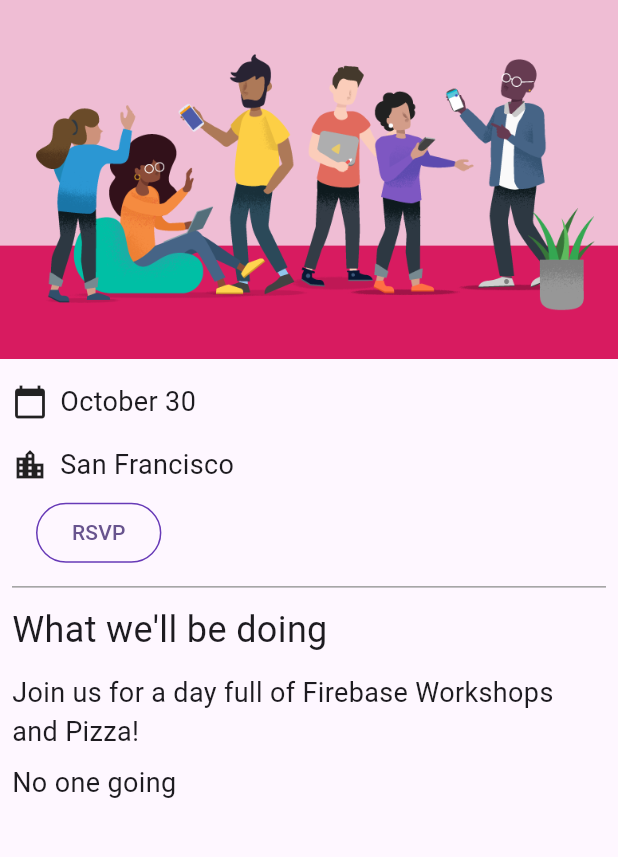
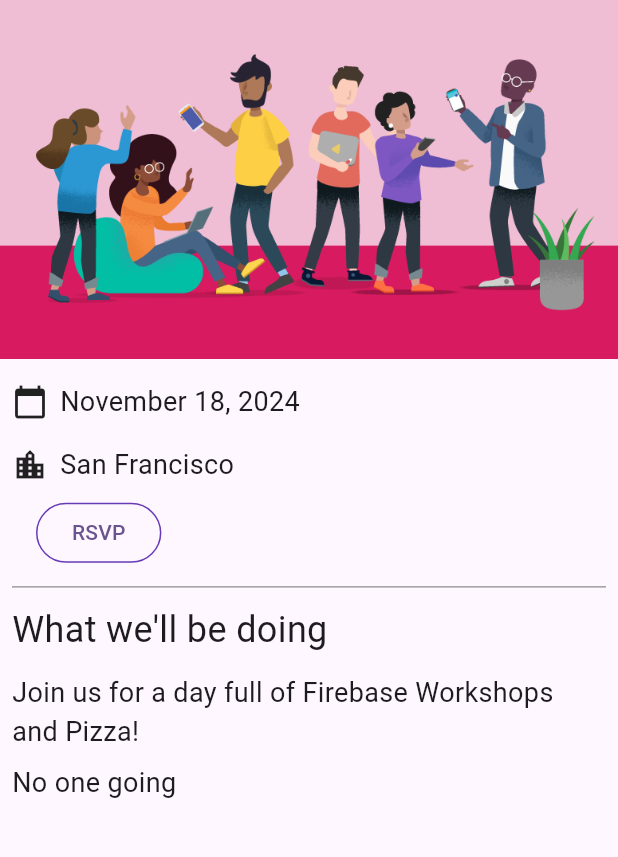
Before and after one commit to 20200966/Firebase_for_Flutter, a Flutter app: the screen it shows after launch, on a phone screen of 412 x 824 dp, the part 84-941 px from its top. Run offline on Flutter 3.47's test engine with Material 3 defaults, Android fonts, the phone set to English and light mode, and no system bars; our stand-ins replace cloud_firestore, firebase_auth, firebase_core, go_router, google_fonts; missing offline and left inert: firebase_ui_auth; accounts and stored records are empty.

Commit message:
fix: home page

```diff
--- a/lib/home_page.dart
+++ b/lib/home_page.dart
@@ -22,17 +22,20 @@ class HomePage extends StatelessWidget {
         children: <Widget>[
           Image.asset('assets/codelab.png'),
           const SizedBox(height: 8),
-          const IconAndDetail(Icons.calendar_today, 'October 30'),
+          Consumer<ApplicationState>(
+            builder: (context, appState, _) =>
+                IconAndDetail(Icons.calendar_today, appState.eventDate),
+          ),
           const IconAndDetail(Icons.location_city, 'San Francisco'),
-
           Consumer<ApplicationState>(
             builder: (context, appState, _) => AuthFunc(
               loggedIn: appState.loggedIn,
               signOut: () {
                 FirebaseAuth.instance.signOut();
-                }),
+              },
+              enableFreeSwag: appState.enableFreeSwag,
             ),
-
+          ),
           const Divider(
             height: 8,
             thickness: 1,
@@ -41,28 +44,25 @@ class HomePage extends StatelessWidget {
             color: Colors.grey,
           ),
           const Header("What we'll be doing"),
-          const Paragraph(
-            'Join us for a day full of Firebase Workshops and Pizza!',
+          Consumer<ApplicationState>(
+            builder: (context, appState, _) => Paragraph(
+              appState.callToAction,
             ),
-
+          ),
           Consumer<ApplicationState>(
             builder: (context, appState, _) => Column(
               crossAxisAlignment: CrossAxisAlignment.start,
               children: [
-
                 switch (appState.attendees) {
                   1 => const Paragraph('1 person going'),
                   >= 2 => Paragraph('${appState.attendees} people going'),
                   _ => const Paragraph('No one going'),
                 },
-
                 if (appState.loggedIn) ...[
-
                   YesNoSelection(
                     state: appState.attending,
                     onSelection: (attending) => appState.attending = attending,
                   ),
-
                   const Header('Discussion'),
                   GuestBook(
                     addMessage: (message) =>
@@ -73,7 +73,6 @@ class HomePage extends StatelessWidget {
               ],
             ),
           ),
-
         ],
       ),
     );
```
Lines whose indentation alone changed are shown as unchanged.
